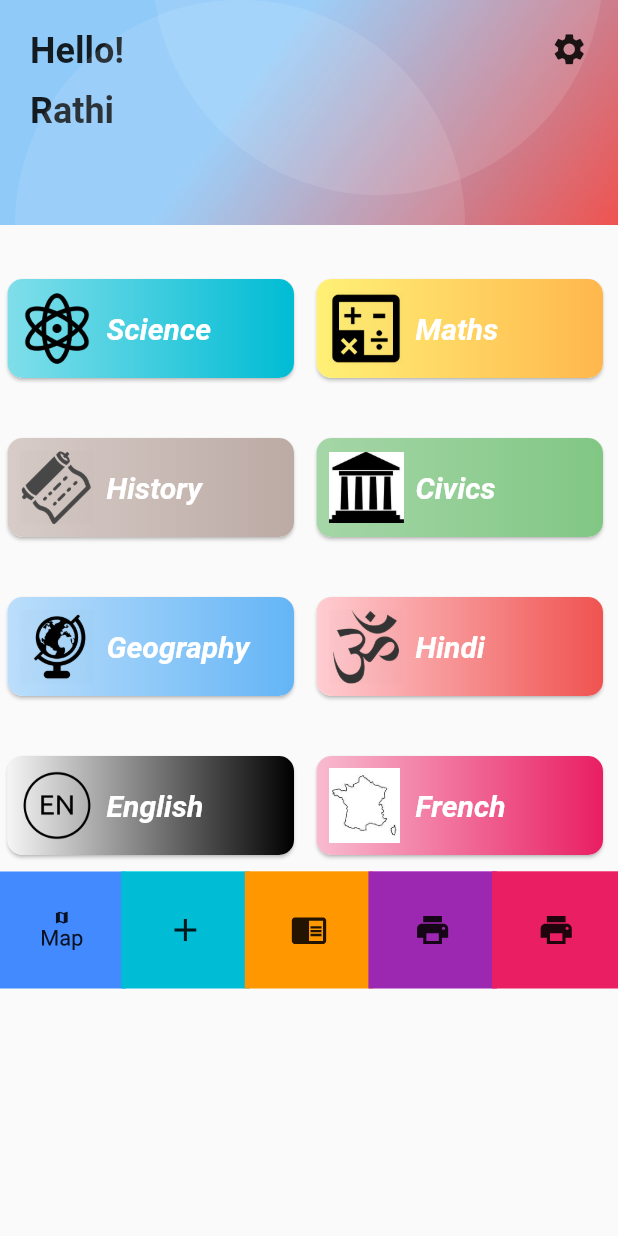
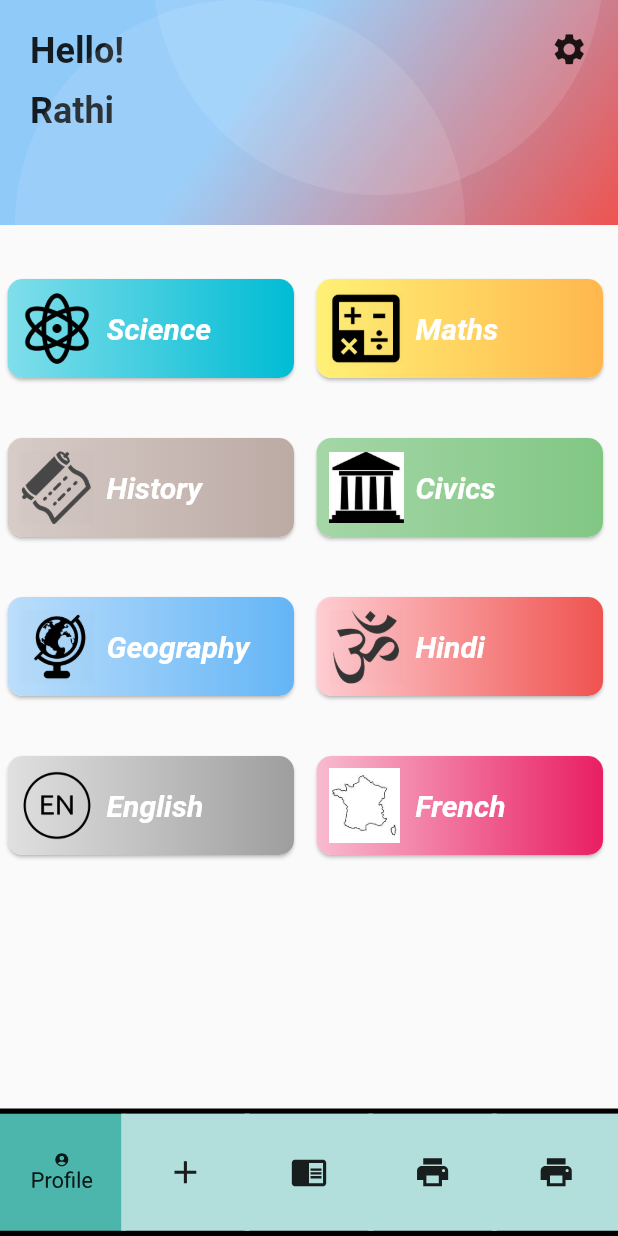
Before and after one commit to ritik-rathi/techshiksha, a Flutter app: the screen it shows after launch, on a phone screen of 412 x 824 dp. Run offline on Flutter 3.47's test engine with Material 2 defaults, Android fonts, the phone set to English and light mode, and no system bars.

Commit message:
bottom bar static + single color for all

```diff
--- a/lib/bottom_navbar2.dart
+++ b/lib/bottom_navbar2.dart
@@ -54,7 +54,19 @@ class _FlipBoxBarState extends State<FlipBoxBar> with TickerProviderStateMixin {
   @override
   Widget build(BuildContext context) {
     return Container(
-      height: 100.0,
+      decoration: new BoxDecoration(
+        border: Border(
+          top: BorderSide(
+            width: 5.0,
+            color: Colors.black
+          ),
+          bottom: BorderSide(
+            width: 5.0,
+            color: Colors.black
+          )
+        )
+      ),
+      height: 85.0,
       child: Row(
         children: widget.items.map((item) {
           int index = widget.items.indexOf(item);
@@ -99,11 +111,14 @@ class FlipBarItem {
   /// The color of the top side (Towards the user when selected).
   final Color backColor;
 
+ // final Widget container;
+
   FlipBarItem({
     @required this.icon,
     @required this.text,
     this.frontColor = Colors.blueAccent,
     this.backColor = Colors.blue,
+
   });
 }
 
--- a/lib/student_screens/main_screen.dart
+++ b/lib/student_screens/main_screen.dart
@@ -53,6 +53,18 @@ class MainScreenState extends State<MainScreen> {
   @override
   Widget build(BuildContext context) {
     return Scaffold(
+      bottomNavigationBar: FlipBoxBar(
+          items: [
+            FlipBarItem(icon: Icon(Icons.account_circle,size:10.0,), text: Text("Profile"), frontColor: Colors.teal[100], backColor: Colors.teal[300]),
+            FlipBarItem(icon: Icon(Icons.add), text: Text("Add"), frontColor: Colors.teal[100], backColor: Colors.teal[300]),
+            FlipBarItem(icon: Icon(Icons.chrome_reader_mode), text: Text("Read"), frontColor: Colors.teal[100], backColor: Colors.teal[300]),
+            FlipBarItem(icon: Icon(Icons.print), text: Text("Print"), frontColor: Colors.teal[100], backColor: Colors.teal[300]),
+            FlipBarItem(icon: Icon(Icons.print), text: Text("Print"), frontColor: Colors.teal[100], backColor: Colors.teal[300]),
+          ],
+          onIndexChanged: (newIndex) {
+            print(newIndex);
+          },
+        ),
         // appBar: new AppBar(
         //   title: Text('SUBJECTS'),
         // ),
@@ -240,18 +252,7 @@ class MainScreenState extends State<MainScreen> {
           )
         ],
       ),
-      FlipBoxBar(
-          items: [
-            FlipBarItem(icon: Icon(Icons.map,size:10.0,), text: Text("Map"), frontColor: Colors.blue, backColor: Colors.blueAccent),
-            FlipBarItem(icon: Icon(Icons.add), text: Text("Add"), frontColor: Colors.cyan, backColor: Colors.cyanAccent),
-            FlipBarItem(icon: Icon(Icons.chrome_reader_mode), text: Text("Read"), frontColor: Colors.orange, backColor: Colors.orangeAccent),
-            FlipBarItem(icon: Icon(Icons.print), text: Text("Print"), frontColor: Colors.purple, backColor: Colors.purpleAccent),
-            FlipBarItem(icon: Icon(Icons.print), text: Text("Print"), frontColor: Colors.pink, backColor: Colors.pinkAccent),
-          ],
-          onIndexChanged: (newIndex) {
-            print(newIndex);
-          },
-        ),
+
 
     ]),
       // bottomNavigationBar: FlipBoxBar(
--- a/lib/student_screens/nav.dart
+++ b/lib/student_screens/nav.dart
@@ -10,7 +10,7 @@ class SubDetail {
 
 final titles = [
   new SubDetail(title: 'NCERT', img: 'assets/book.png'),
-  new SubDetail(title: 'NOTES', img: 'assets/notes.png'),
+  new SubDetail(title: 'NOTES', img:    'assets/notes.png'),
   new SubDetail(title: 'TESTS', img: 'assets/test.png'),
   new SubDetail(title: 'HW', img: 'assets/hw1.png'),
   new SubDetail(title: 'REF.', img: 'assets/book.png')
--- a/lib/student_screens/subjects.dart
+++ b/lib/student_screens/subjects.dart
@@ -48,8 +48,8 @@ final subjects = [
   new Subjects(
       sub: 'English',
       imgPath: 'assets/eng_icon.png',
-      color1: Colors.grey[100],
-      color2: Colors.black),
+      color1: Colors.grey[300],
+      color2: Colors.grey),
   new Subjects(
       sub: 'French',
       imgPath: 'assets/fre_icon.jpg',
```
